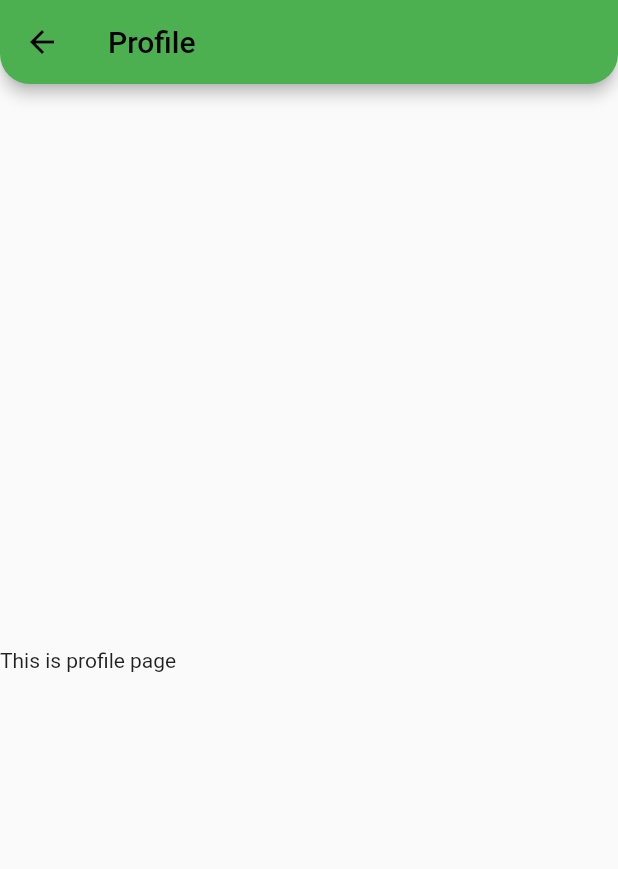
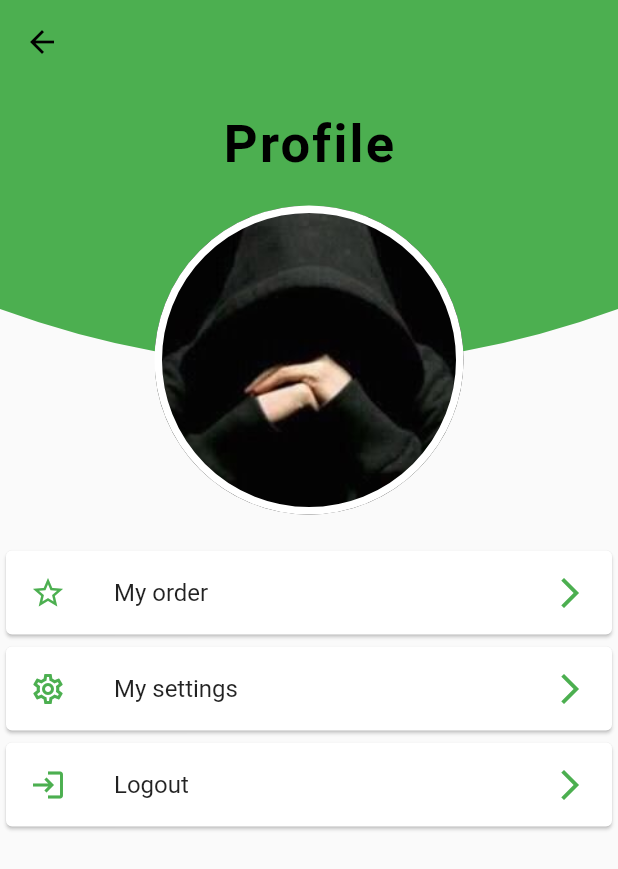
Before and after one commit to redavenger/eGrocery, a Flutter app: the ProfilePage screen opened directly, on a phone screen of 412 x 824 dp. Shown: the top 869 px of the screen. Run offline on Flutter 3.47's test engine with Material 2 defaults, Android fonts, the phone set to English and light mode, and no system bars; our stand-ins replace cached_network_image, carousel_pro, curved_navigation_bar, shared_preferences; accounts and stored records are empty; network calls fail.

Commit message:
profile page

```diff
--- a/lib/home_page.dart
+++ b/lib/home_page.dart
@@ -78,7 +78,7 @@ class HomePage extends StatelessWidget {
         children: [
           ImageSlider(),
           Padding(
-            padding: const EdgeInsets.all(15.0),
+            padding: const EdgeInsets.all(10.0),
             child: Row(
               children: [
                 Text(
@@ -96,7 +96,7 @@ class HomePage extends StatelessWidget {
             shrinkWrap: true,
             // Create a grid with 2 columns. If you change the scrollDirection to
             // horizontal, this produces 2 rows.
-            crossAxisCount: 2,
+            crossAxisCount: 3,
             physics: NeverScrollableScrollPhysics(),
             // Generate 100 widgets that display their index in the List.
             children: List.generate(ecategoryList.length, (index) {
--- a/lib/profile_page.dart
+++ b/lib/profile_page.dart
@@ -1,26 +1,138 @@
 import 'package:flutter/material.dart';
+import 'package:flutter_note/providers/user_auth_provider.dart';
+import 'package:provider/provider.dart';
 
 class ProfilePage extends StatelessWidget {
   @override
   Widget build(BuildContext context) {
     return Scaffold(
       appBar: AppBar(
+        elevation: 0.0,
         backgroundColor: Colors.green,
-        title: Text(
-          'Profile',
-          style: TextStyle(fontSize: 20, color: Colors.black),
-        ),
-        shape: RoundedRectangleBorder(
-            borderRadius: BorderRadius.vertical(
-          bottom: Radius.circular(20),
-        )),
       ),
-      body: Column(
-        mainAxisAlignment: MainAxisAlignment.center,
+      body: Stack(
+        alignment: Alignment.center,
         children: [
-          Text('This is profile page'),
+          Column(
+            mainAxisAlignment: MainAxisAlignment.end,
+            children: [
+              Container(
+                height: 450,
+                width: double.infinity,
+                margin: EdgeInsets.symmetric(horizontal: 10),
+                child: Column(
+                  mainAxisAlignment: MainAxisAlignment.spaceEvenly,
+                  children: [
+                  ],
+                ),
+              )
+            ],
+          ),
+          CustomPaint(
+            child: Container(
+              width:  MediaQuery.of(context).size.width,
+              height:  MediaQuery.of(context).size.height,
+            ),
+            painter:  HeaderCurvedContainer(),
+          ),
+          Column(
+            crossAxisAlignment: CrossAxisAlignment.center,
+            children: [
+              Padding(
+                padding: EdgeInsets.all(20),
+                child: Text("Profile",
+                    style: TextStyle(fontSize: 35,
+                    letterSpacing: 1.5,
+                    color: Colors.black,
+                    fontWeight: FontWeight.w600),
+                ),
+              ),
+              Container(
+                padding: EdgeInsets.all(10.0),
+                width: MediaQuery.of(context).size.width / 2,
+                height: MediaQuery.of(context).size.width / 2,
+                decoration: BoxDecoration(
+                  border: Border.all(color: Colors.white, width: 5),
+                  shape: BoxShape.circle,
+                  color: Colors.white,
+                  image: DecorationImage(
+                    fit: BoxFit.cover,
+                    image: AssetImage('assets/images/profile.jpg'),
+                  ),
+                ),
+              ),
+              SizedBox(height: 20,),
+              Card(
+                child: ListTile(
+                  leading: Icon(
+                    Icons.star_border,
+                    color: Colors.green,
+                  ),
+                  trailing: Icon(
+                    Icons.arrow_forward_ios,
+                    color: Colors.green,
+                  ),
+                  title: Text(
+                    "My order",
+                  ),
+                ),
+              ),
+              Card(
+                child: ListTile(
+                  leading: Icon(
+                    Icons.settings_outlined,
+                    color: Colors.green,
+                  ),
+                  trailing: Icon(
+                    Icons.arrow_forward_ios,
+                    color: Colors.green,
+                  ),
+                  title: Text(
+                    "My settings",
+                  ),
+                ),
+
+              ),
+              Card(
+                child: ListTile(
+                  leading: Icon(
+                    Icons.login_outlined,
+                    color: Colors.green,
+                  ),
+                  trailing: Icon(
+                    Icons.arrow_forward_ios,
+                    color: Colors.green,
+                  ),
+                  title: Text(
+                    "Logout",
+                  ),
+                  onTap: () {
+                    Provider.of<UserAuthProvider>(context, listen: false)
+                        .saveEmail('');
+                    Navigator.pushNamedAndRemoveUntil(
+                        context, 'signin', (route) => false);
+                  },
+                ),
+
+              )
+            ],
+          ),
         ],
       ),
     );
   }
 }
+class HeaderCurvedContainer extends CustomPainter{
+  @override
+  void paint(Canvas canvas, Size size){
+    Paint paint = Paint()..color = Colors.green;
+    Path path = Path()
+    ..relativeLineTo(0, 150)
+    ..quadraticBezierTo(size.width / 2, 225, size.width, 150)
+    ..relativeLineTo(0, -150)
+    ..close();
+    canvas.drawPath(path, paint);
+  }
+  @override
+  bool shouldRepaint(CustomPainter oldDelegate)=>false;
+}
--- a/lib/widgets/category_widget.dart
+++ b/lib/widgets/category_widget.dart
@@ -16,7 +16,7 @@ class CategoryWidget extends StatelessWidget {
       children: [
         CachedNetworkImage(imageUrl: eCategory.image, height: 70,),
         Padding(
-          padding: const EdgeInsets.all(20.0),
+          padding: const EdgeInsets.all(9.0),
           child: Text(eCategory.name),
         ),
       ],
--- a/pubspec.yaml
+++ b/pubspec.yaml
@@ -55,6 +55,7 @@ flutter:
     - assets/images/background2.jpg
     - assets/images/logo.png
     - assets/images/search.png
+    - assets/images/profile.jpg
 
   # To add assets to your application, add an assets section, like this:
   # assets:
```
Also changed, not shown: assets/images/profile.jpg (added). Lines whose indentation alone changed are shown as unchanged.
